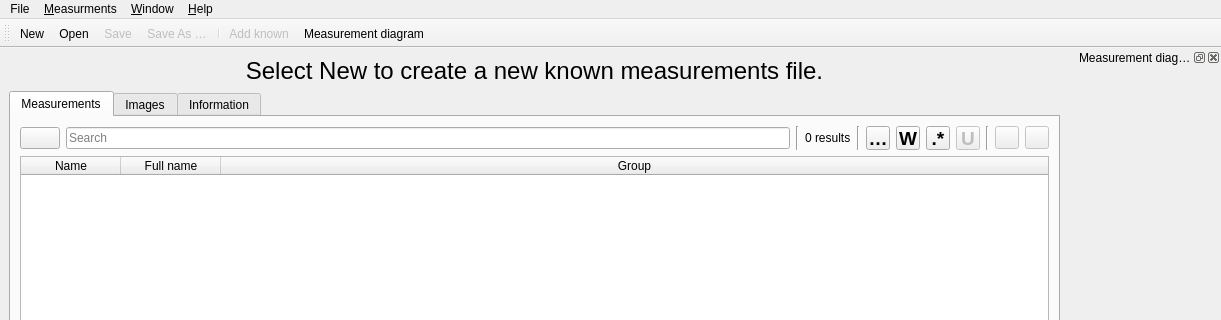
The window that src/app/tape/tkmmainwindow.ui (dismine/valentina) describes before a commit, drawn with Qt 5; both pictures show x 0 to 1221 and y 0 to 320 of the 1221 by 921 pixel window.
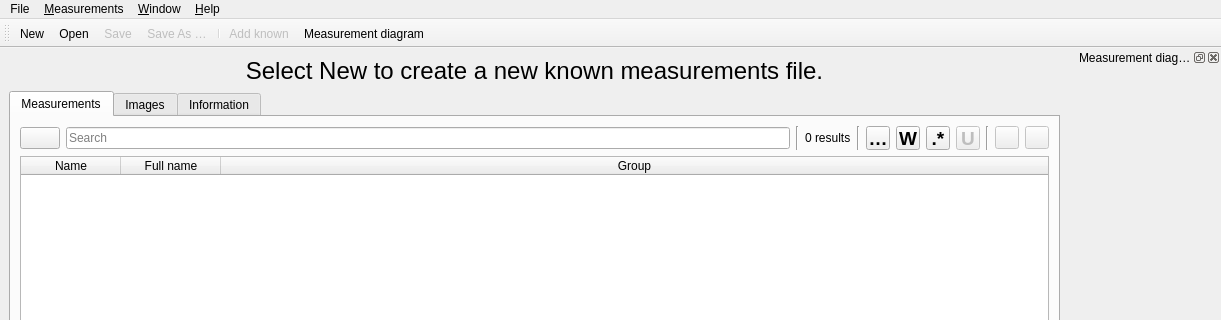
The same window after the commit. Icons and pictures are not drawn. Custom widgets are drawn as their Qt base class.

The edit to the form file:
```diff
--- a/src/app/tape/tkmmainwindow.ui
+++ b/src/app/tape/tkmmainwindow.ui
@@ -963,9 +963,9 @@
     <addaction name="actionAboutQt"/>
     <addaction name="actionAboutTape"/>
    </widget>
-   <widget class="QMenu" name="menuMeasurments">
+   <widget class="QMenu" name="menuMeasurements">
     <property name="title">
-     <string>&amp;Measurments</string>
+     <string>&amp;Measurements</string>
     </property>
     <addaction name="actionAddKnown"/>
     <addaction name="actionMeasurementDiagram"/>
@@ -976,7 +976,7 @@
     </property>
    </widget>
    <addaction name="menuFile"/>
-   <addaction name="menuMeasurments"/>
+   <addaction name="menuMeasurements"/>
    <addaction name="menuWindow"/>
    <addaction name="menuHelp"/>
   </widget>
```
